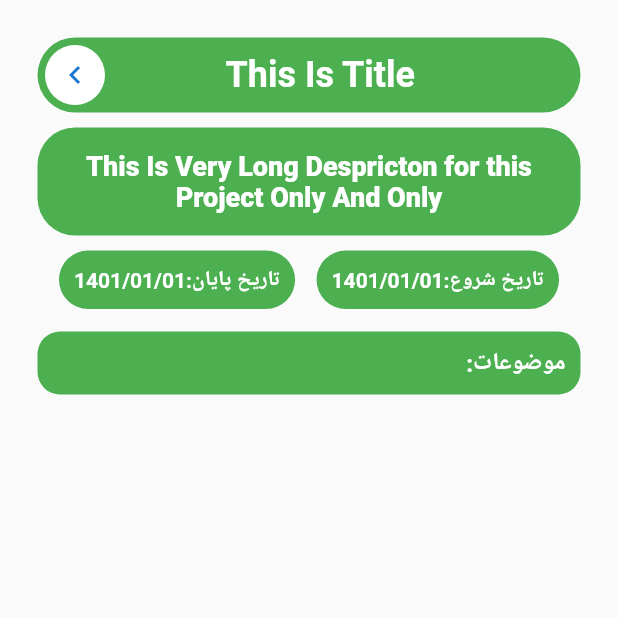
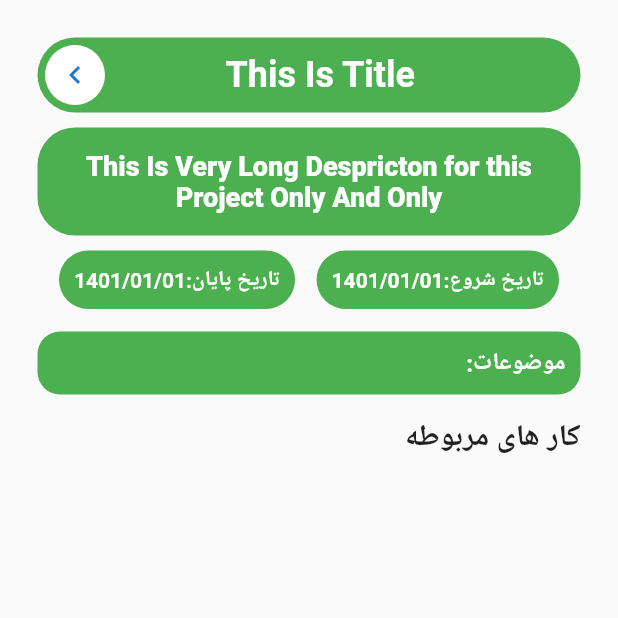
Before and after one commit to triborg34/taskmanagerApp, a Flutter app: the screen it shows after launch, on a phone screen of 412 x 824 dp, the top half of it. Run offline on Flutter 3.47's test engine with Material 2 defaults, Android fonts, the light colour scheme and no system bars; our stand-ins replace animated_bottom_navigation_bar, get, hive, hive_flutter, multi_select_flutter, percent_indicator and 2 more; missing offline and left inert: animated_floating_buttons, flutter_walkthrough_screen, persian_datetimepickers; accounts and stored records are empty.

Commit message:
detales_screen added

```diff
--- a/lib/screens/detales_screen.dart
+++ b/lib/screens/detales_screen.dart
@@ -1,6 +1,7 @@
 import 'package:flutter/material.dart';
 
 import 'package:taskmannager/consts.dart';
+import 'package:taskmannager/widgets/RowText.dart';
 
 class DetailsScreen extends StatelessWidget {
   bool isProject = true;
@@ -62,8 +63,11 @@ Widget projectDetails() {
        child: Row(textDirection: TextDirection.rtl,children: [
         Text(":موضوعات",style: TextStyle(fontSize: 16,fontWeight: FontWeight.bold,color: Colors.white),),
 
+
        ],),
-     )
+     ),SizedBox(height: 15,),
+     RowTexts(name: "کار های مربوطه"),
+
     ],
   );
 }
```
